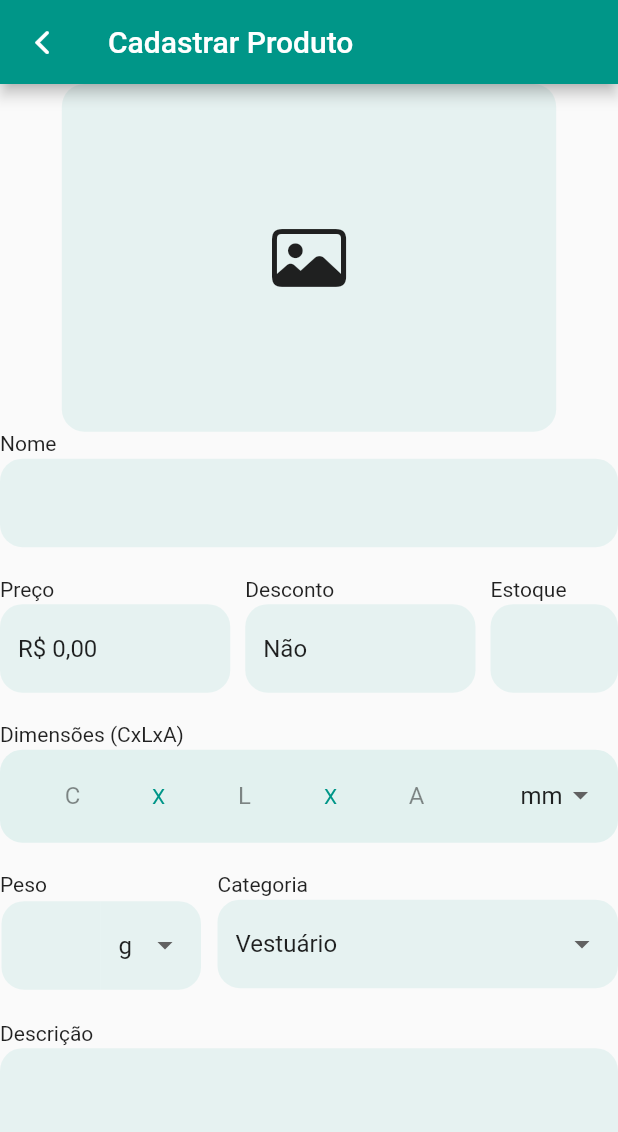
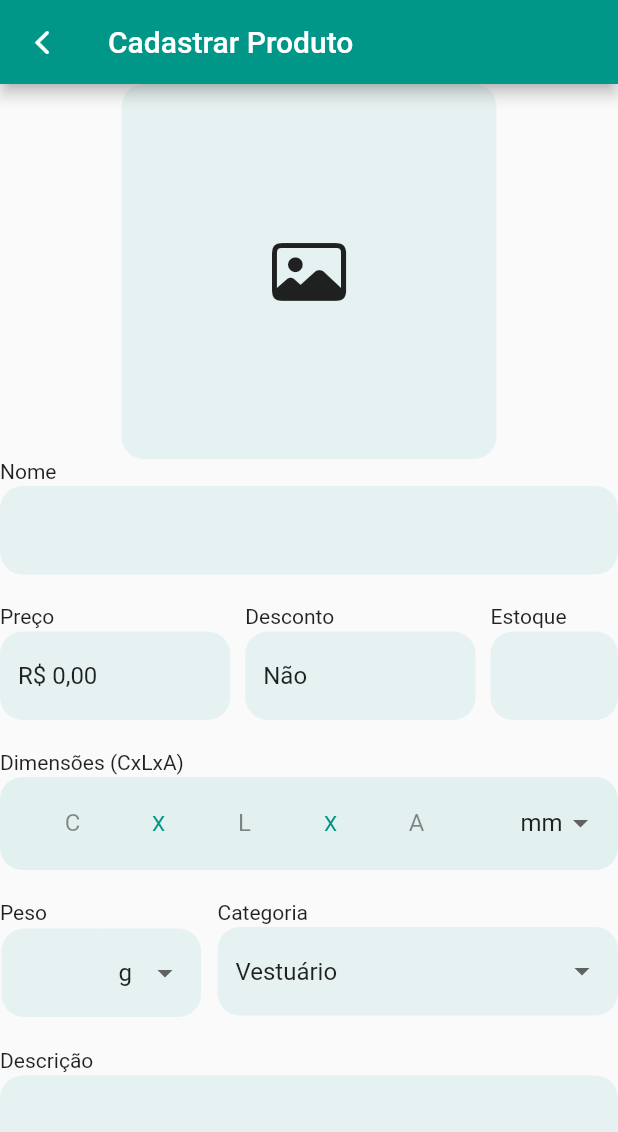
Before and after one commit to pauloricardo-ggs/viva-store, a Flutter app: the CreateProductPage screen opened directly, on a phone screen of 412 x 824 dp. Shown: the top 1132 px of the screen. Run offline on Flutter 3.47's test engine with Material 2 defaults, Android fonts, the phone set to English and light mode, and no system bars; drawn by our look-alikes of carousel_slider; our stand-ins replace cloud_firestore, firebase_auth, firebase_core, get, image_cropper, image_picker; accounts and stored records are empty; Roboto replaces fonts that are missing (SFPro).

Commit message:
Ajustes nos assets

```diff
--- a/lib/main.dart
+++ b/lib/main.dart
@@ -2,7 +2,6 @@ import 'package:firebase_core/firebase_core.dart';
 import 'package:flutter/material.dart';
 import 'package:flutter/services.dart';
 import 'package:get/route_manager.dart';
-import 'package:viva_store/pages/login_page.dart';
 import 'package:viva_store/pages/my_home_page.dart';
 
 import 'firebase_options.dart';
@@ -30,7 +29,7 @@ class MyApp extends StatelessWidget {
       darkTheme: _darkColorTheme(context),
       theme: _lightColorTheme(context),
       themeMode: ThemeMode.system,
-      home: const LoginPage(),
+      home: const MyHomePage(),
     );
   }
 
--- a/lib/pages/product/create_product_page.dart
+++ b/lib/pages/product/create_product_page.dart
@@ -754,7 +754,10 @@ class _PhotoImporteeerState extends State<PhotoImporteeer> {
   }
 
   Future<File?> _cropImage({required File imageFile}) async {
-    CroppedFile? croppedImage = await ImageCropper().cropImage(sourcePath: imageFile.path);
+    CroppedFile? croppedImage = await ImageCropper().cropImage(
+      sourcePath: imageFile.path,
+      aspectRatio: const CropAspectRatio(ratioX: 1, ratioY: 1),
+    );
     if (croppedImage == null) return null;
     return File(croppedImage.path);
   }
@@ -768,15 +771,12 @@ class _PhotoImporteeerState extends State<PhotoImporteeer> {
       itemCount: _image.length + 1,
       options: CarouselOptions(
         enableInfiniteScroll: false,
-        enlargeCenterPage: true,
-        disableCenter: true,
         enlargeFactor: 0.2,
+        height: size,
       ),
       itemBuilder: (context, index, realIndex) {
         return _image.isEmpty || index >= _image.length
-            ? AspectRatio(
-                aspectRatio: 1,
-                child: Container(
+            ? Container(
                 width: size,
                 height: size,
                 decoration: BoxDecoration(
@@ -787,19 +787,15 @@ class _PhotoImporteeerState extends State<PhotoImporteeer> {
                   icon: const Icon(CupertinoIcons.photo, size: 50),
                   onPressed: _pickImage,
                 ),
-                ),
               )
-            : AspectRatio(
-                aspectRatio: 1,
-                child: Container(
+            : Container(
                 width: size,
                 height: size,
                 decoration: BoxDecoration(
                   color: isDark ? secondary.withOpacity(0.2) : secondary.withOpacity(0.16),
                   borderRadius: BorderRadius.circular(15.0),
-                      image: DecorationImage(image: FileImage(_image[index]), fit: BoxFit.cover),
-                    )),
-              );
+                  image: DecorationImage(image: FileImage(_image[index]), fit: BoxFit.contain),
+                ));
       },
     );
   }
--- a/pubspec.yaml
+++ b/pubspec.yaml
@@ -69,7 +69,9 @@ flutter:
 
   # To add assets to your application, add an assets section, like this:
   assets:
-    - images/
+    - images/home_page/produtos/
+    - images/home_page/banners/
+
   fonts:
   - family: SFPro
     fonts:
```
Also changed, not shown: images/home_page/produtos/cafeteira.png (renamed from images/home_page/produtos/coffee.png). Lines whose indentation alone changed are shown as unchanged.
